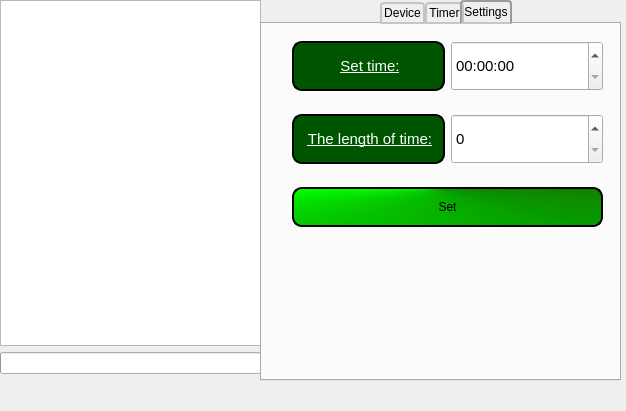
Old version of the form MenuForm.ui in the repository xxBeWolfxx/house_manager.
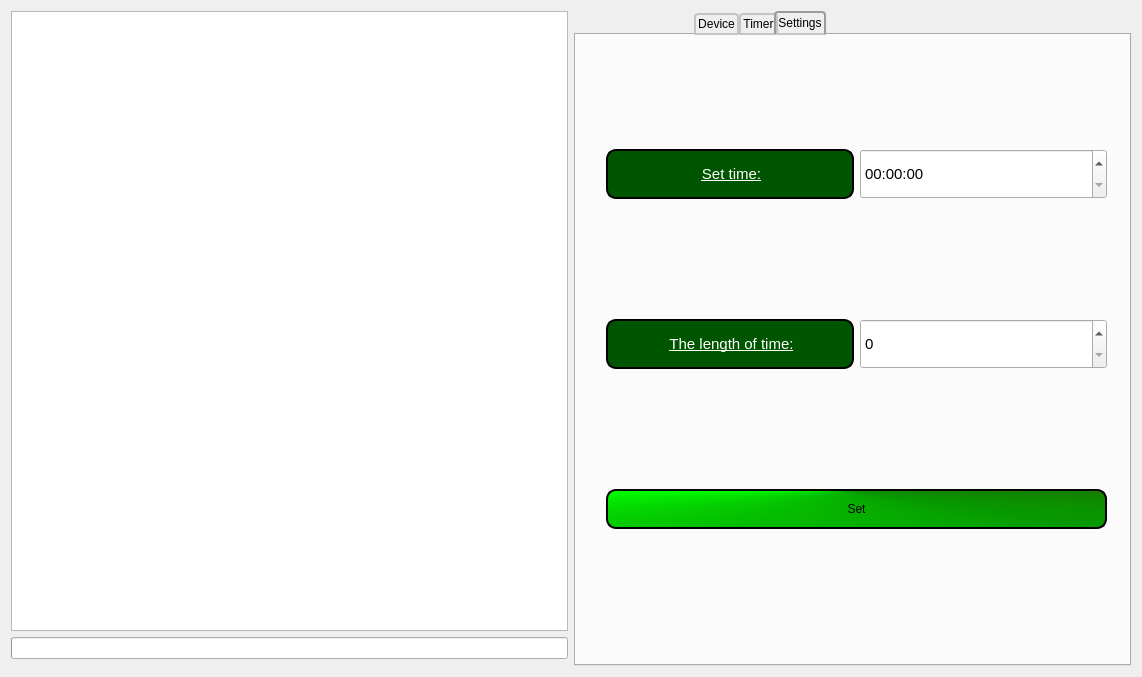
New version of the form. The open tabs and pages were chosen to show the change.

```diff
--- a/MenuForm.ui
+++ b/MenuForm.ui
@@ -6,8 +6,8 @@
    <rect>
     <x>0</x>
     <y>0</y>
-    <width>626</width>
-    <height>411</height>
+    <width>1142</width>
+    <height>677</height>
    </rect>
   </property>
   <property name="windowTitle">
@@ -31,15 +31,8 @@
 border-color: black;
 }</string>
   </property>
-  <widget class="QWidget" name="verticalLayoutWidget_4">
-   <property name="geometry">
-    <rect>
-     <x>0</x>
-     <y>0</y>
-     <width>261</width>
-     <height>381</height>
-    </rect>
-   </property>
+  <layout class="QHBoxLayout" name="horizontalLayout_6">
+   <item>
    <layout class="QVBoxLayout" name="verticalLayout_5">
     <item>
      <widget class="QListWidget" name="timerlist"/>
@@ -80,16 +73,9 @@
      </spacer>
     </item>
    </layout>
-  </widget>
+   </item>
+   <item>
   <widget class="QTabWidget" name="tabWidget">
-   <property name="geometry">
-    <rect>
-     <x>260</x>
-     <y>0</y>
-     <width>361</width>
-     <height>381</height>
-    </rect>
-   </property>
    <property name="styleSheet">
     <string notr="true">QTabWidget::tab-bar {
     left: 120%; 
@@ -561,8 +547,8 @@
       <rect>
        <x>30</x>
        <y>0</y>
-       <width>311</width>
-       <height>221</height>
+         <width>501</width>
+         <height>611</height>
       </rect>
      </property>
      <layout class="QVBoxLayout" name="verticalLayout_10">
@@ -661,6 +647,8 @@
     </widget>
    </widget>
   </widget>
+   </item>
+  </layout>
  </widget>
  <resources/>
  <connections/>
```
Left out of the diff: 10 changed lines with no effect on the pictures. Lines whose indentation alone changed are shown as unchanged.
